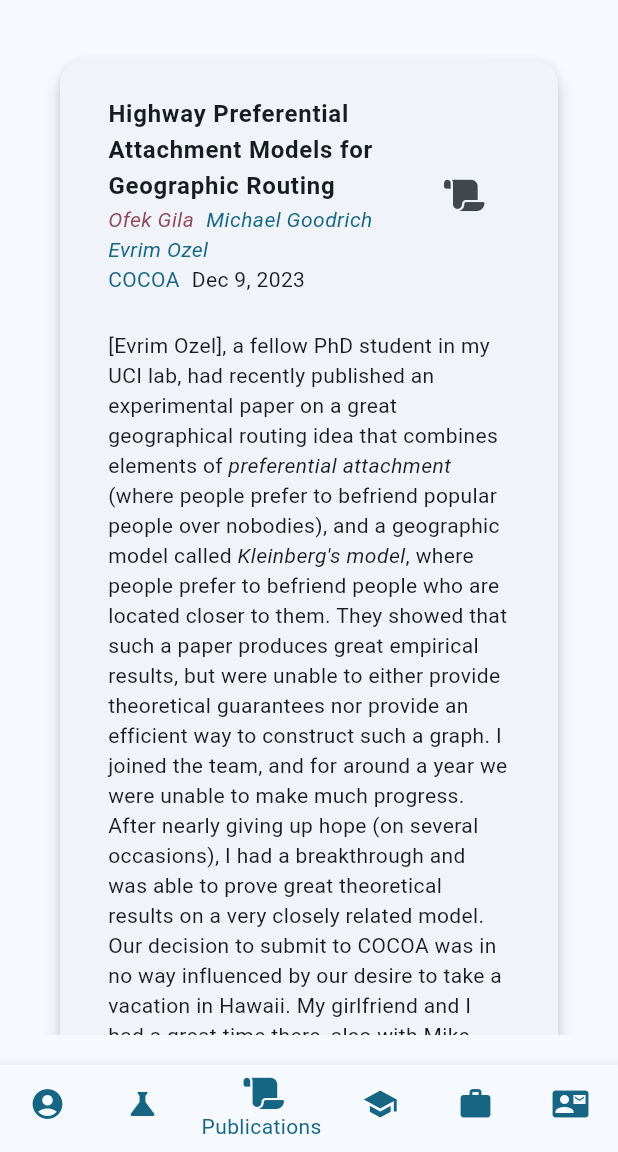
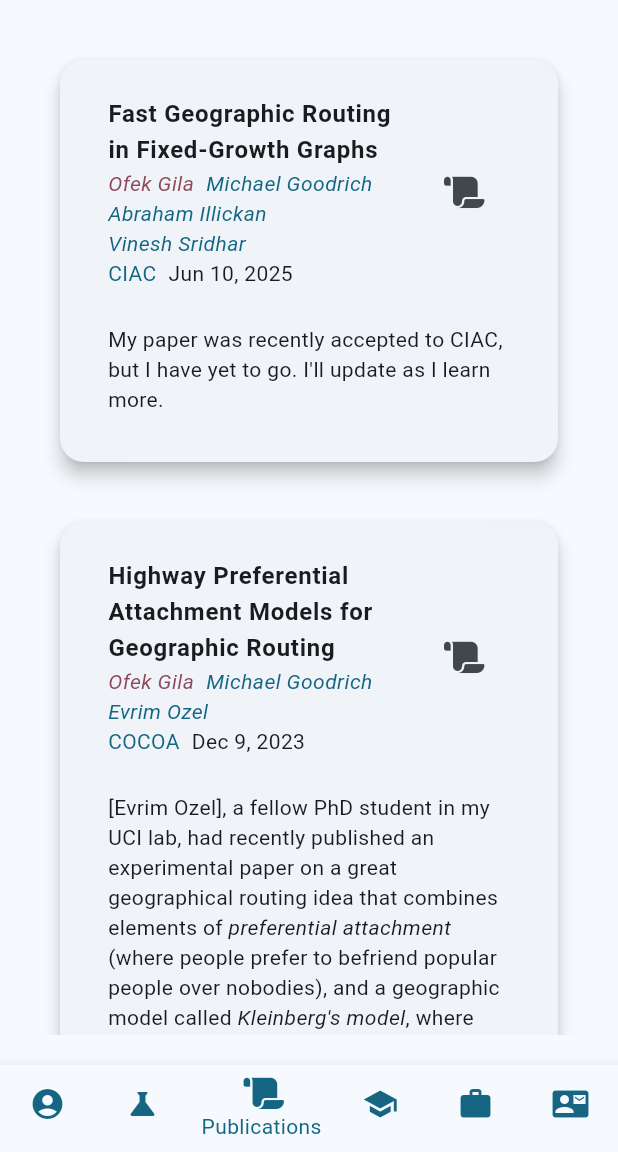
Before and after one commit to The-Ofek-Foundation/ophd, a Flutter app: the screen it shows after launch, item 3 of the bottom bar chosen, on a phone screen of 412 x 824 dp, the part 84-1236 px from its top. Run offline on Flutter 3.47's test engine with Material 3 defaults, Android fonts, the phone set to English and light mode, and no system bars; drawn by our look-alikes of flutter_markdown; our stand-ins replace firebase_core, font_awesome_flutter, theme_provider; missing offline and left inert: flutter_scatter, graphview, universal_html; accounts and stored records are empty; generated files the repository leaves out were written again; network calls fail.

Commit message:
Add a few more paper details

```diff
--- a/lib/data/papers.dart
+++ b/lib/data/papers.dart
@@ -8,10 +8,10 @@ final List<Paper> papers = [
     title: 'Fast Geographic Routing in Fixed-Growth Graphs',
     authors: ['ofek', 'mikeg', 'abraham', 'vinesh'].map((a) => authors[a]!).toList(),
     link: 'https://arxiv.org/pdf/2502.03663',
-    description: 'placeholder',
-    date: DateTime(2025, 6, 1), // not correct
+    description: 'My paper was recently accepted to CIAC, but I have yet to go. I\'ll update as I learn more.',
+    date: DateTime(2025, 6, 10), // not correct
     conference: CIAC2025,
-    show: false,
+    show: true,
   ),
   Paper(
     title: 'Investigating the Capabilities of Generative AI in Solving Data Structures, Algorithms, and Computability Problems',
```
